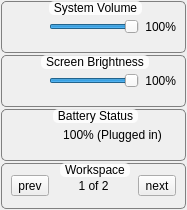
Before: the Qt Designer form lumina/lumina-desktop/panel-plugins/systemdashboard/SysMenuQuick.ui in trueos/pcbsd, drawn with Qt 5.
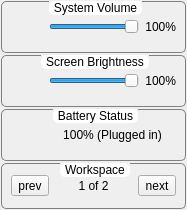
After: the same form once the commit is applied.

What changed in the file:
```diff
--- a/lumina/lumina-desktop/panel-plugins/systemdashboard/SysMenuQuick.ui
+++ b/lumina/lumina-desktop/panel-plugins/systemdashboard/SysMenuQuick.ui
@@ -23,7 +23,7 @@
 subcontrol-origin: margin;
 subcontrol-position: top center;
 padding: 0 3px;
-background-color: rgba(255,255,255,200);
+background-color: rgba(255,255,255,255);
 border-radius: 5px;
 font-weight: bold;
 }</string>
```
